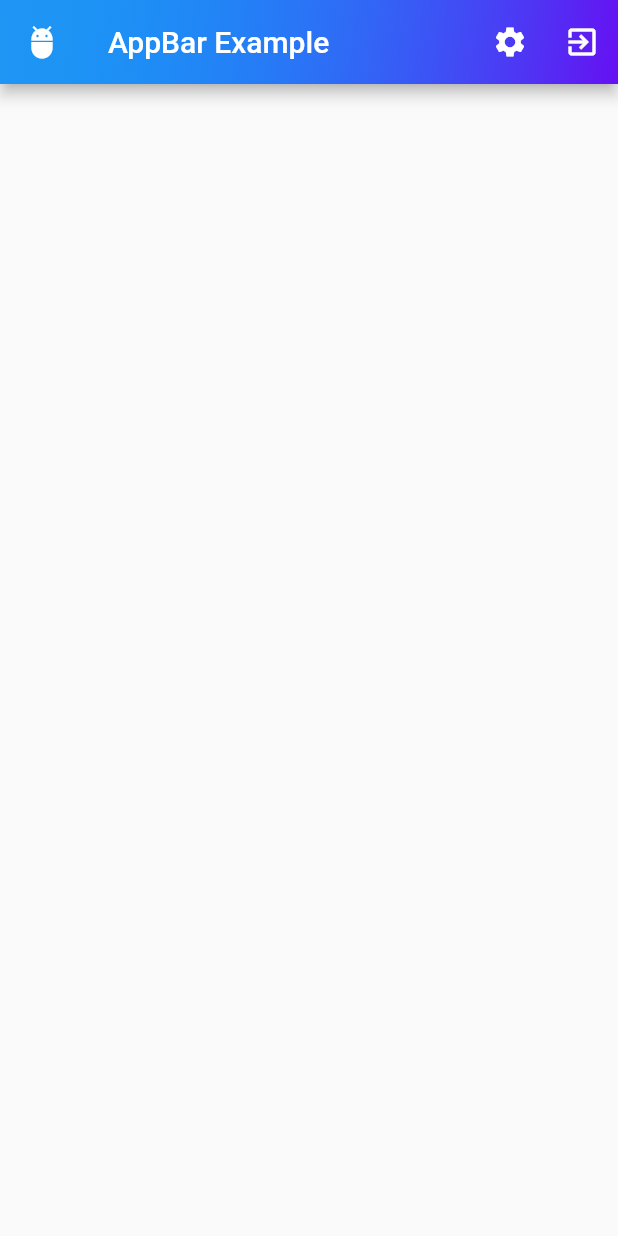
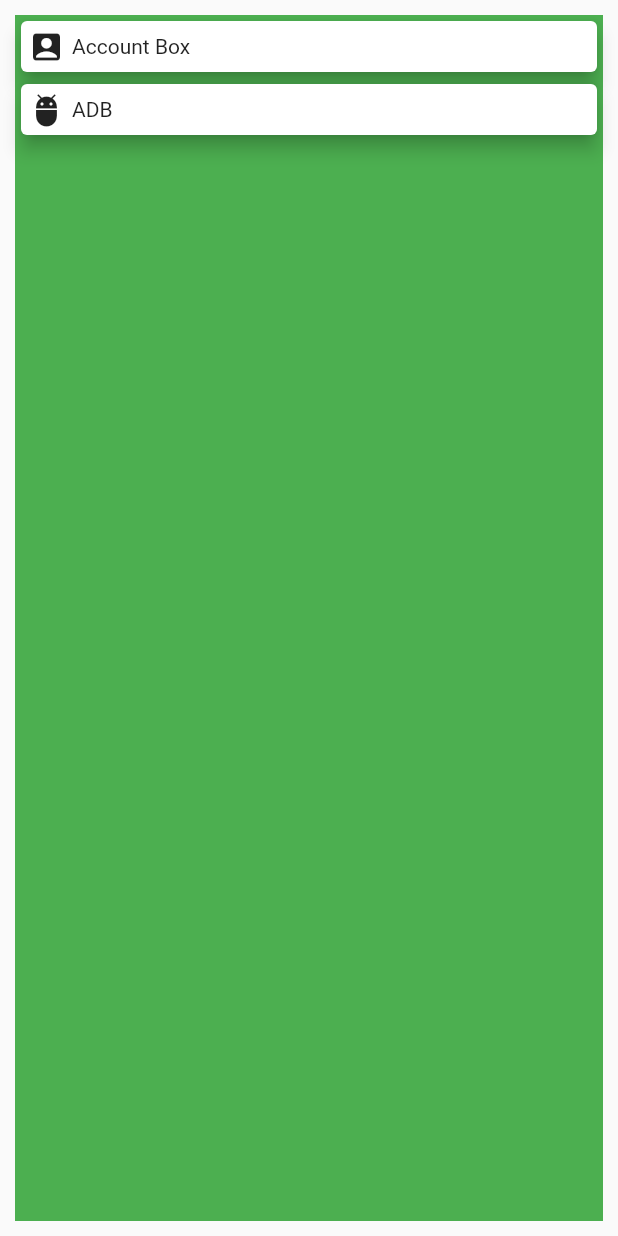
Before and after one commit to nrfitriani/flutter_fundamental, a Flutter app: the screen it shows after launch, on a phone screen of 412 x 824 dp. Run offline on Flutter 3.47's test engine with Material 2 defaults, Android fonts, the phone set to English and light mode, and no system bars.

Commit message:
Card Widget

```diff
--- a/lib/main.dart
+++ b/lib/main.dart
@@ -535,7 +535,6 @@ class MyApp extends StatelessWidget {
 }
 */
 
-
 /*
 //Draggable,DragTarget,Sized box, Material
 void main() => runApp(MyApp());
@@ -660,6 +659,7 @@ class MyApp extends StatelessWidget {
 }
 */
 
+/*
 //f17_appbar example
 void main() => runApp(MyApp());
 
@@ -690,3 +690,35 @@ class MyApp extends StatelessWidget {
     );
   }
 }
+*/
+
+//f18_cardWidget
+void main() => runApp(MyApp());
+
+class MyApp extends StatelessWidget {
+  @override
+  Widget build(BuildContext context) {
+    return MaterialApp(
+      home: Scaffold(
+        body: Container(
+          color: Colors.green,
+          margin: EdgeInsets.all(10),
+          child: ListView(children: <Widget>[
+            buildCard(Icons.account_box, "Account Box"),
+            buildCard(Icons.adb, "ADB")
+          ]),
+        ),
+      ),
+    );
+  }
+
+  Card buildCard(IconData iconData, String text) {
+    return Card(
+            elevation: 5,
+            child: Row(children: <Widget>[
+              Container(margin: EdgeInsets.all(5), child: Icon(iconData)),
+              Text(text)
+            ]),
+          );
+  }
+}
```
